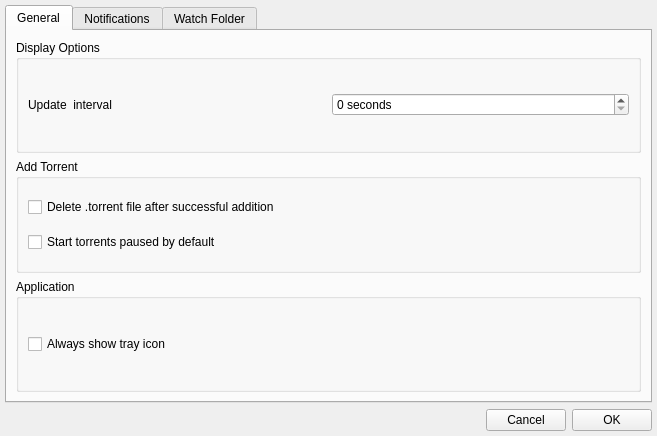
First picture: the form in appsettings.ui, repository mveinot/transmission-control, before the edit.
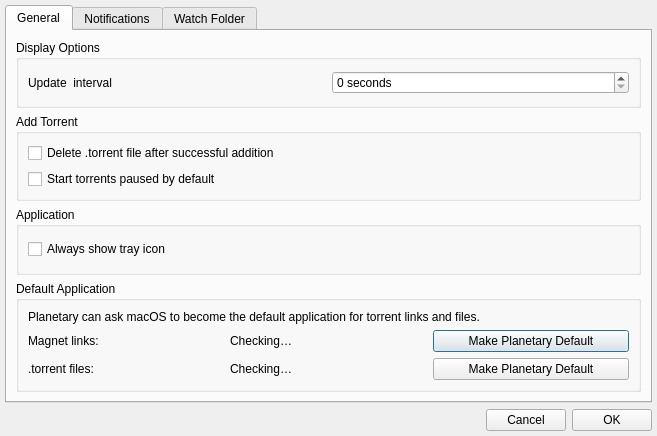
Second picture: the form after the edit.

Commit message:
Default app handling
The app can now determine if it is the default handler for
magnet links and .torrent files and provides a button to set
it as such if desired

What changed in the file:
```diff
--- a/appsettings.ui
+++ b/appsettings.ui
@@ -7,7 +7,7 @@
     <x>0</x>
     <y>0</y>
     <width>657</width>
-    <height>302</height>
+    <height>420</height>
    </rect>
   </property>
   <property name="windowTitle">
@@ -117,6 +117,67 @@
            </layout>
           </widget>
          </item>
+         <item>
+          <widget class="QGroupBox" name="defaultHandlersGroup">
+           <property name="title">
+            <string>Default Application</string>
+           </property>
+           <layout class="QGridLayout" name="gridLayoutDefaultHandlers">
+            <item row="0" column="0" colspan="3">
+             <widget class="QLabel" name="labelDefaultHandlerDescription">
+              <property name="text">
+               <string>Planetary can ask macOS to become the default application for torrent links and files.</string>
+              </property>
+              <property name="wordWrap">
+               <bool>true</bool>
+              </property>
+             </widget>
+            </item>
+            <item row="1" column="0">
+             <widget class="QLabel" name="labelMagnetHandler">
+              <property name="text">
+               <string>Magnet links:</string>
+              </property>
+             </widget>
+            </item>
+            <item row="1" column="1">
+             <widget class="QLabel" name="labelMagnetStatus">
+              <property name="text">
+               <string>Checking…</string>
+              </property>
+             </widget>
+            </item>
+            <item row="1" column="2">
+             <widget class="QPushButton" name="buttonDefaultMagnet">
+              <property name="text">
+               <string>Make Planetary Default</string>
+              </property>
+             </widget>
+            </item>
+            <item row="2" column="0">
+             <widget class="QLabel" name="labelTorrentHandler">
+              <property name="text">
+               <string>.torrent files:</string>
+              </property>
+             </widget>
+            </item>
+            <item row="2" column="1">
+             <widget class="QLabel" name="labelTorrentStatus">
+              <property name="text">
+               <string>Checking…</string>
+              </property>
+             </widget>
+            </item>
+            <item row="2" column="2">
+             <widget class="QPushButton" name="buttonDefaultTorrent">
+              <property name="text">
+               <string>Make Planetary Default</string>
+              </property>
+             </widget>
+            </item>
+           </layout>
+          </widget>
+         </item>
         </layout>
        </item>
       </layout>
```
Left out of the diff: 2 changed lines with no effect on the pictures. The commit also changes 5 other files.
